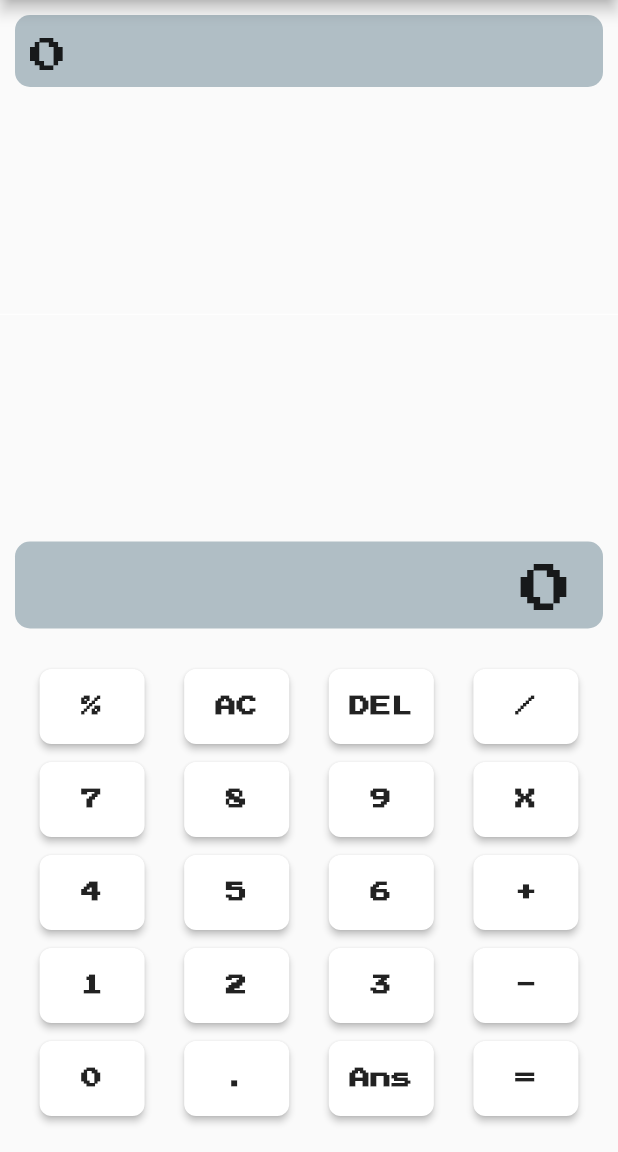
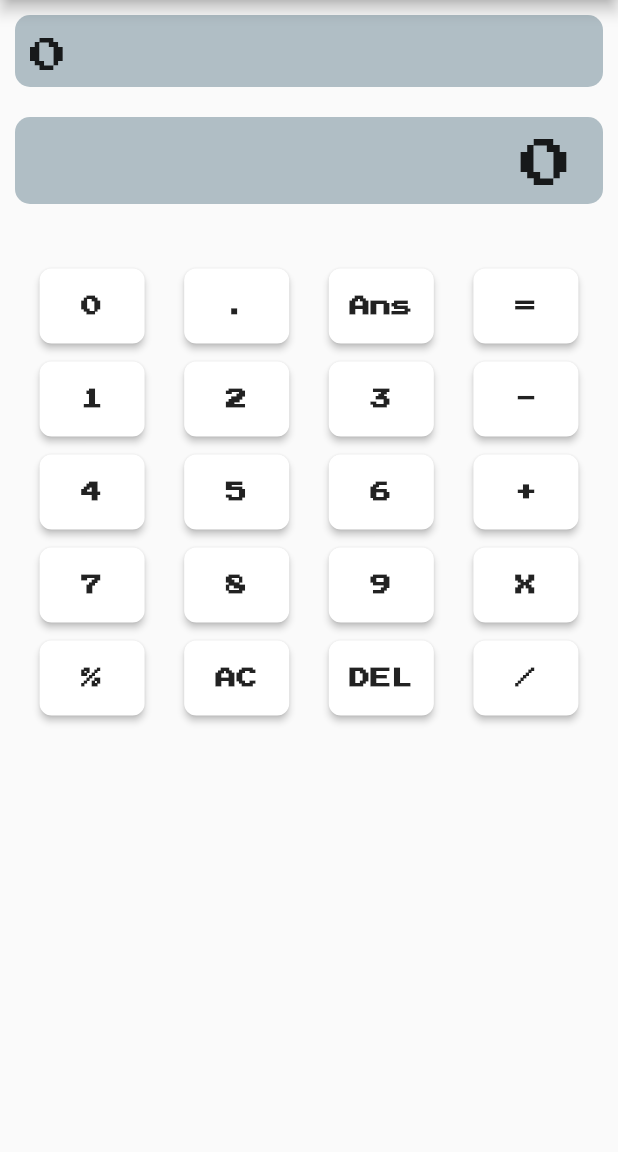
Before and after one commit to Juliotati/calculater, a Flutter app: the screen it shows after launch, on a phone screen of 412 x 824 dp, the part 84-1236 px from its top. Run offline on Flutter 3.47's test engine with Material 2 defaults, Android fonts, the phone set to English and light mode, and no system bars; our stand-ins replace google_fonts, math_expressions; Roboto replaces fonts that are missing (Graduate).

Commit message:
fix calculator overflow

```diff
--- a/lib/UI/calculater_button.dart
+++ b/lib/UI/calculater_button.dart
@@ -23,7 +23,7 @@ class CalculaterButton extends StatelessWidget {
         disabledElevation: 2.0,
         focusElevation: 1.0,
         highlightElevation: 0.0,
-        onPressed: () => context.watch<CalculaterHelper>().computeInput(label),
+        onPressed: () => context.read<CalculaterHelper>().computeInput(label),
         child: Text(
           label,
           style: const TextStyle(
--- a/lib/app/calculater_page.dart
+++ b/lib/app/calculater_page.dart
@@ -11,7 +11,7 @@ class _CalculaterPageState extends State<CalculaterPage> {
   @override
   Widget build(BuildContext context) {
     return Scaffold(
-      backgroundColor: Colors.grey[50],
+      backgroundColor: const Color(0xFFFAFAFA),
       appBar: AppBar(
         title: Center(
           child: Text(
@@ -20,24 +20,15 @@ class _CalculaterPageState extends State<CalculaterPage> {
           ),
         ),
       ),
-      body: Padding(
+      body: ListView(
         padding: const EdgeInsets.only(bottom: 16.0),
-        child: Column(
-          mainAxisSize: MainAxisSize.min,
-          verticalDirection: VerticalDirection.up,
-          children: <Widget>[
-            ...numPad(),
-            const SizedBox(height: 13),
-            const ResultText(),
-            const Expanded(
-              child: Divider(
-                height: 1,
-                color: Colors.white,
-              ),
-            ),
-            const InputText(),
-          ],
-        ),
+        children: <Widget>[
+          const InputText(),
+          const ResultText(),
+          const SizedBox(height: 13),
+          const SizedBox(height: 16),
+          ...numPad(),
+        ],
       ),
     );
   }
```
